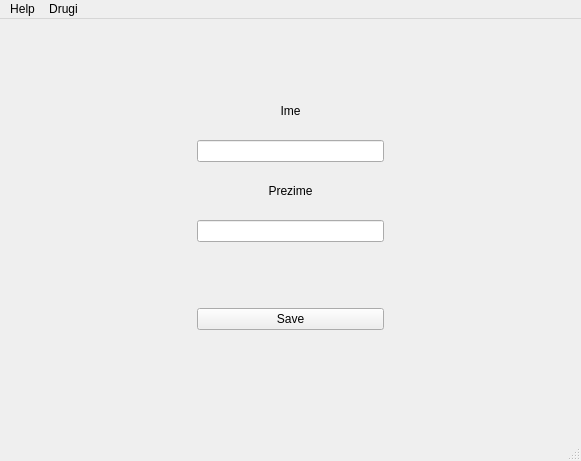
This is gui_fajl.ui in Sasa993/Agent-Tool as Qt 5 draws it before an edit. The edited form follows.
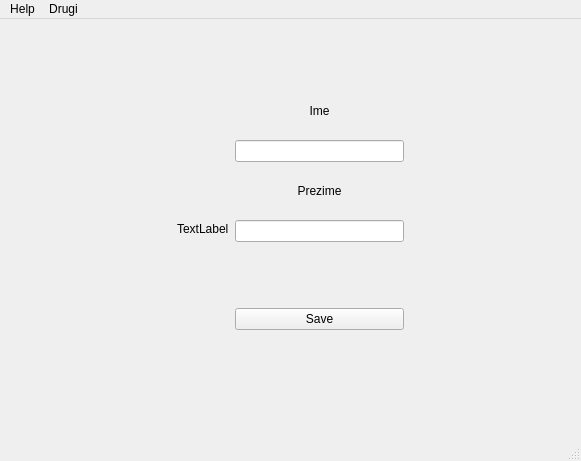
This is the edited form. Icons and pictures are not drawn.

Diff of the .ui file:
```diff
--- a/gui_fajl.ui
+++ b/gui_fajl.ui
@@ -41,6 +41,13 @@
       </property>
      </spacer>
     </item>
+    <item>
+     <widget class="QLabel" name="test_label">
+      <property name="text">
+       <string>TextLabel</string>
+      </property>
+     </widget>
+    </item>
     <item>
      <layout class="QVBoxLayout" name="verticalLayout_6">
       <item>
```
